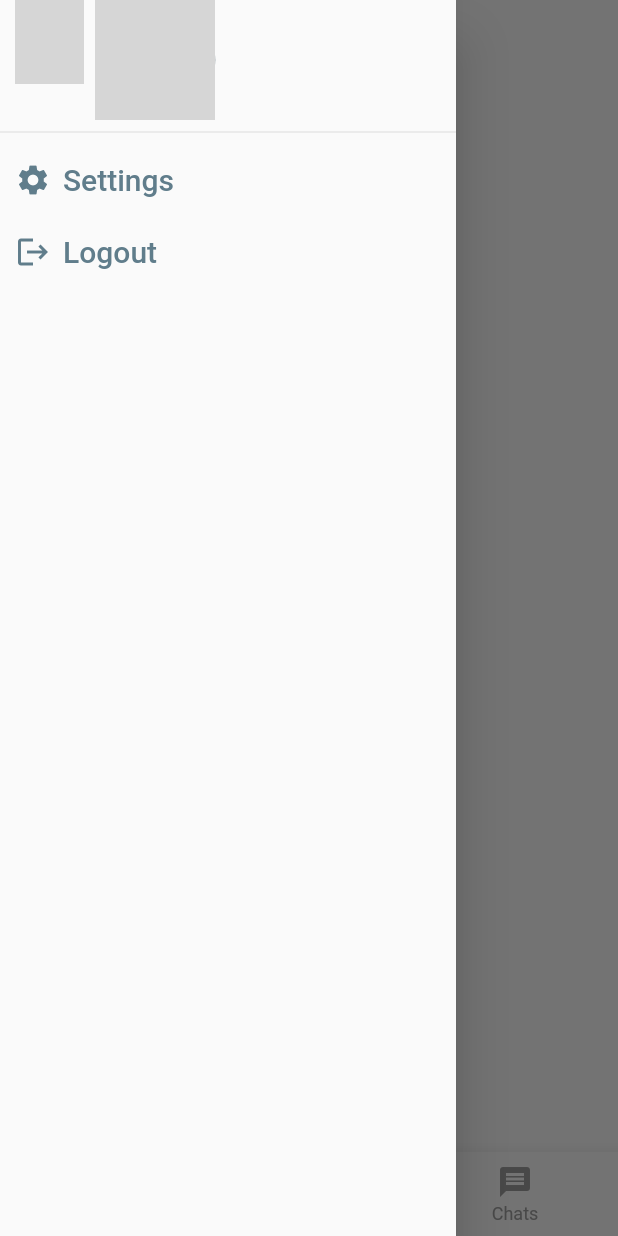
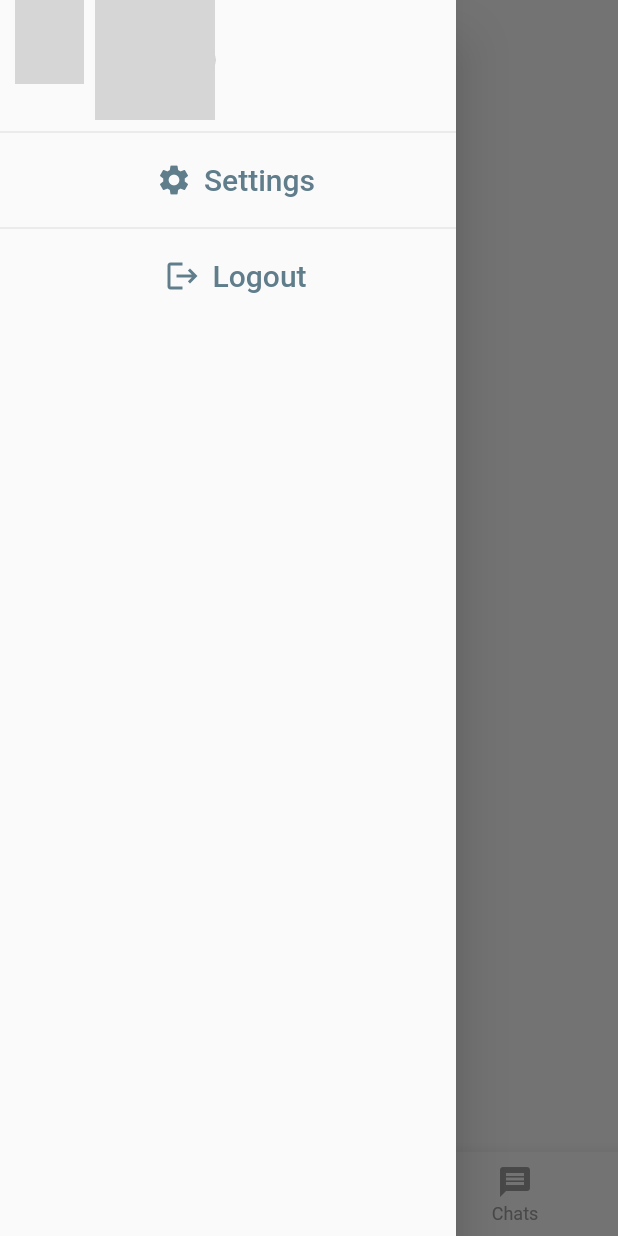
Before and after one commit to vipindhaka/buddy-finder, a Flutter app: the PageViewpage screen opened directly with empty values, with the side drawer open, on a phone screen of 412 x 824 dp. Run offline on Flutter 3.47's test engine with Material 2 defaults, Android fonts, the phone set to English and light mode, and no system bars; our stand-ins replace cached_network_image, cloud_firestore, firebase_auth, firebase_core, firebase_storage, geolocator and 3 more; missing offline and left inert: geoflutterfire; accounts and stored records are empty; network calls fail; grey boxes are pictures that could not be loaded.

Commit message:
fixed drawer

```diff
--- a/lib/widgets/appDrawer.dart
+++ b/lib/widgets/appDrawer.dart
@@ -17,7 +17,7 @@ class AppDrawer extends StatelessWidget {
       child: SafeArea(
         child: Column(
           mainAxisAlignment: MainAxisAlignment.start,
-          crossAxisAlignment: CrossAxisAlignment.start,
+          crossAxisAlignment: CrossAxisAlignment.stretch,
           children: [
             Container(
               //padding: EdgeInsets.only(left: 10),
@@ -54,6 +54,7 @@ class AppDrawer extends StatelessWidget {
                   'Settings',
                   style: TextStyle(fontSize: 20),
                 )),
+            Divider(),
             TextButton.icon(
               style: ButtonStyle(
                   padding:
```
Also changed, not shown: lib/pages/settings.dart (+8 -1 lines).
